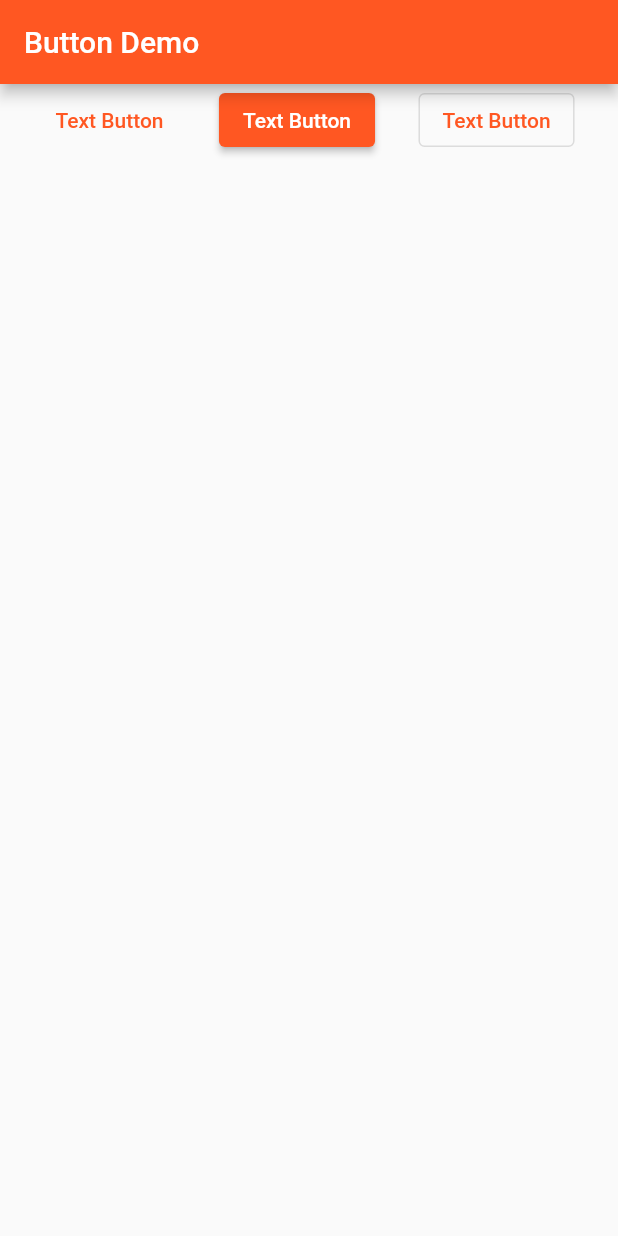
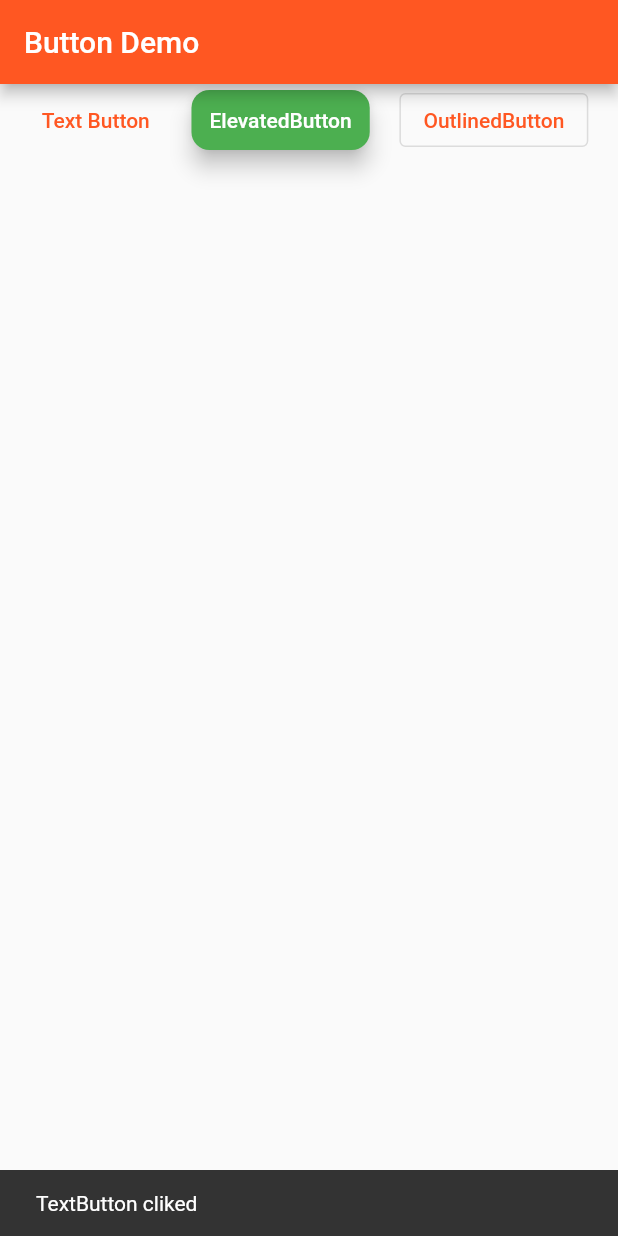
Before and after one commit to EusufUddin8926/Flutter-Button, a Flutter app: the screen it shows after launch, after a tap on "Text Button", on a phone screen of 412 x 824 dp. Run offline on Flutter 3.47's test engine with Material 2 defaults, Android fonts, the phone set to English and light mode, and no system bars.

Commit message:
Button with add style

```diff
--- a/lib/main.dart
+++ b/lib/main.dart
@@ -14,7 +14,7 @@ class MyApp extends StatelessWidget {
       title: 'Button Demo',
       theme: ThemeData(primarySwatch: Colors.deepOrange),
       debugShowCheckedModeBanner: false,
-      home:  MyHomePage(),
+      home: MyHomePage(),
     );
   }
 }
@@ -24,8 +24,17 @@ class MyHomePage extends StatelessWidget {
 
   final ButtonStyle buttonStyle = ElevatedButton.styleFrom(
       foregroundColor: Colors.white,
-    backgroundColor: Colors.green
-  );
+      backgroundColor: Colors.green,
+      elevation: 6,
+      shadowColor: Colors.black,
+      padding: EdgeInsets.all(12),
+      shape: RoundedRectangleBorder(
+          borderRadius: BorderRadius.all(Radius.circular(12))));
+
+  SnakbarMsg(String msg, context) {
+    return ScaffoldMessenger.of(context)
+        .showSnackBar(SnackBar(content: Text(msg)));
+  }
 
   @override
   Widget build(BuildContext context) {
@@ -36,14 +45,25 @@ class MyHomePage extends StatelessWidget {
       body: Row(
         mainAxisAlignment: MainAxisAlignment.spaceEvenly,
         children: [
-         TextButton(onPressed: (){}, child: Text("Text Button")),
-         ElevatedButton(onPressed: (){}, child: Text("Text Button")),
-         OutlinedButton(onPressed: (){}, child: Text("Text Button")),
-
+          TextButton(
+              onPressed: () {
+                SnakbarMsg("TextButton cliked", context);
+              },
+              child: Text("Text Button")),
+          ElevatedButton(
+            onPressed: () {
+              SnakbarMsg("ElevatedButton cliked", context);
+            },
+            child: Text("ElevatedButton"),
+            style: buttonStyle,
+          ),
+          OutlinedButton(
+              onPressed: () {
+                SnakbarMsg("OutlinedButton cliked", context);
+              },
+              child: Text("OutlinedButton")),
         ],
       ),
     );
   }
-
-
 }
```
Lines whose indentation alone changed are shown as unchanged.
